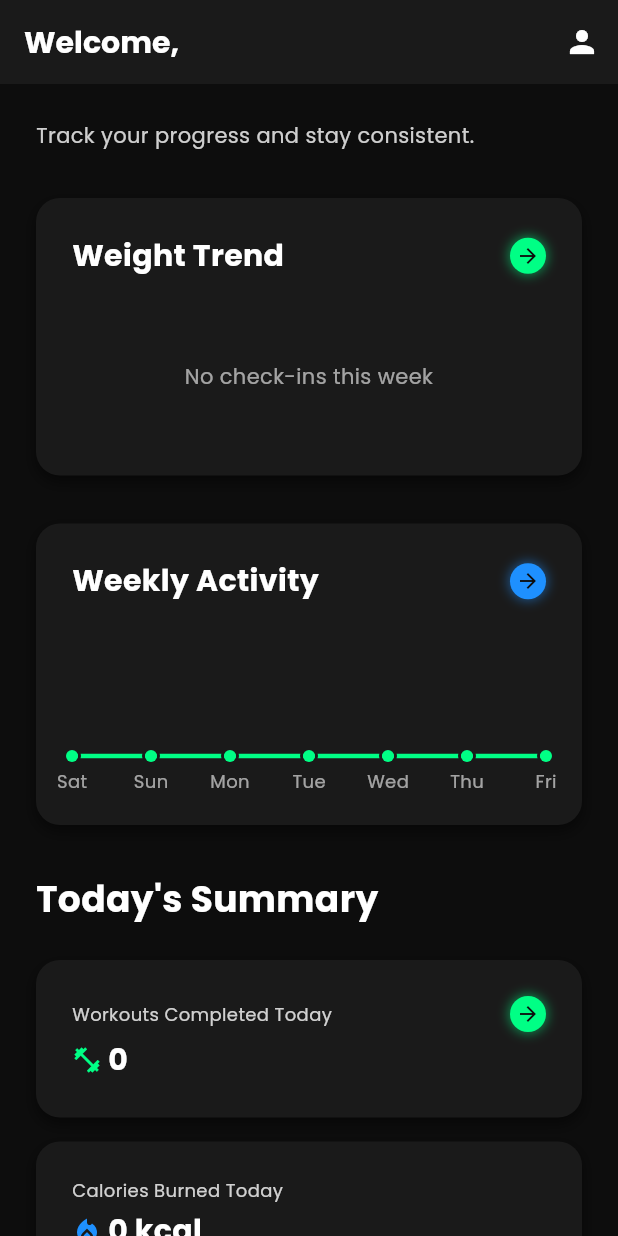
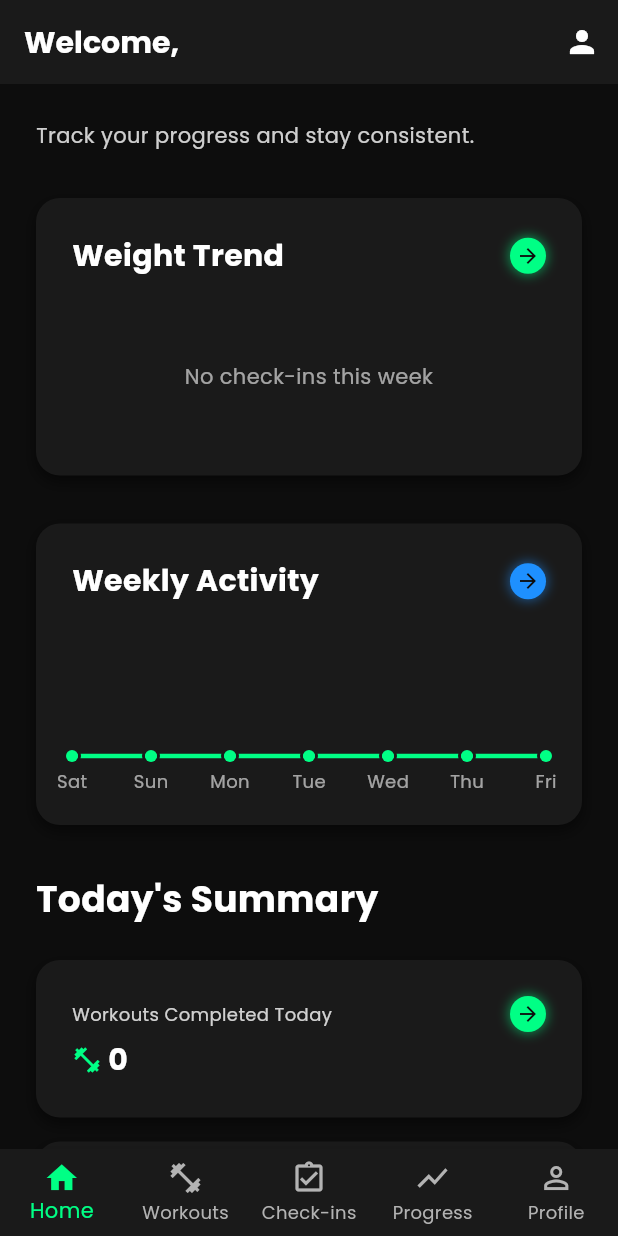
Before and after one commit to axcool99/fitlife-app, a Flutter app: the screen it shows once a user with an empty profile is signed in, on a phone screen of 412 x 824 dp. Run offline on Flutter 3.47's test engine with Material 3 defaults, Android fonts, the phone set to English and light mode, and no system bars; drawn by our look-alikes of fl_chart; our stand-ins replace cloud_firestore, firebase_auth, firebase_core, google_fonts; accounts and stored records are empty; generated files the repository leaves out were written again.

Commit message:
Refactor: Added BottomNavigationBar with headers preserved and no bubble effect

```diff
--- a/lib/auth_wrapper.dart
+++ b/lib/auth_wrapper.dart
@@ -1,7 +1,7 @@
 import 'package:flutter/material.dart';
 import 'package:firebase_auth/firebase_auth.dart';
 import 'login_screen.dart';
-import 'home_screen.dart';
+import 'main_scaffold.dart';
 
 /// AuthWrapper - Handles authentication-aware navigation
 /// Listens to Firebase Auth state changes and shows appropriate screen
@@ -22,9 +22,9 @@ class AuthWrapper extends StatelessWidget {
           );
         }
 
-        // If user is authenticated, show HomeScreen
+        // If user is authenticated, show MainScaffold
         if (snapshot.hasData && snapshot.data != null) {
-          return const HomeScreen();
+          return MainScaffold(key: MainScaffold.scaffoldKey);
         }
 
         // If user is not authenticated, show LoginScreen
--- a/lib/checkin_history_screen.dart
+++ b/lib/checkin_history_screen.dart
@@ -4,6 +4,7 @@ import 'package:intl/intl.dart';
 import 'ui/components/components.dart';
 import 'services/checkin_service.dart';
 import 'models/checkin.dart';
+import 'main_scaffold.dart';
 
 class CheckInHistoryScreen extends StatefulWidget {
   const CheckInHistoryScreen({super.key});
@@ -68,7 +69,7 @@ class _CheckInHistoryScreenState extends State<CheckInHistoryScreen> {
               actionButton: AnimatedButton(
                 text: 'Add First Check-In',
                 icon: Icons.add,
-                onPressed: () => Navigator.pushNamed(context, '/checkin'),
+                onPressed: () => MainScaffold.navigateToTab(2), // Navigate to Check-ins tab
               ),
             );
           }
@@ -204,7 +205,7 @@ class _CheckInHistoryScreenState extends State<CheckInHistoryScreen> {
         },
       ),
       floatingActionButton: AnimatedFAB(
-        onPressed: () => Navigator.pushNamed(context, '/checkin'),
+        onPressed: () => MainScaffold.navigateToTab(2), // Navigate to Check-ins tab
         icon: Icons.add,
         tooltip: 'Add Check-In',
       ),
--- a/lib/home_screen.dart
+++ b/lib/home_screen.dart
@@ -4,6 +4,7 @@ import 'package:firebase_auth/firebase_auth.dart';
 import 'ui/components/components.dart';
 import 'services/services.dart';
 import 'models/models.dart';
+import 'main_scaffold.dart';
 
 class HomeScreen extends StatefulWidget {
   const HomeScreen({super.key});
@@ -44,7 +45,7 @@ class _HomeScreenState extends State<HomeScreen> {
               Icons.person,
               color: FitLifeTheme.primaryText,
             ),
-            onPressed: () => Navigator.of(context).pushNamed('/profile'),
+            onPressed: () => MainScaffold.navigateToTab(4), // Navigate to Profile tab
             tooltip: 'Profile',
           ),
         ],
@@ -169,7 +170,7 @@ class _HomeScreenState extends State<HomeScreen> {
                                         color: FitLifeTheme.background,
                                         size: 16,
                                       ),
-                                      onPressed: () => Navigator.pushNamed(context, '/checkin-history'),
+                                      onPressed: () => MainScaffold.navigateToTab(2), // Navigate to Check-ins tab
                                       tooltip: 'View Check-In History',
                                       padding: EdgeInsets.zero,
                                       constraints: const BoxConstraints(),
@@ -348,7 +349,7 @@ class _HomeScreenState extends State<HomeScreen> {
                                         color: FitLifeTheme.background,
                                         size: 16,
                                       ),
-                                      onPressed: () => Navigator.pushNamed(context, '/progress'),
+                                      onPressed: () => MainScaffold.navigateToTab(3), // Navigate to Progress tab
                                       tooltip: 'View Progress',
                                       padding: EdgeInsets.zero,
                                       constraints: const BoxConstraints(),
@@ -491,7 +492,7 @@ class _HomeScreenState extends State<HomeScreen> {
                                               color: FitLifeTheme.background,
                                               size: 16,
                                             ),
-                                            onPressed: () => Navigator.pushNamed(context, '/workout'),
+                                            onPressed: () => MainScaffold.navigateToTab(1), // Navigate to Workouts tab
                                             tooltip: 'View Workouts',
                                             padding: EdgeInsets.zero,
                                             constraints: const BoxConstraints(),
--- a/lib/main_scaffold.dart
+++ b/lib/main_scaffold.dart
@@ -48,17 +48,17 @@ class _MainScaffoldState extends State<MainScaffold> {
       label: 'Workouts',
     ),
     const BottomNavigationBarItem(
-      icon: Icon(Icons.assignment_outlined),
-      activeIcon: Icon(Icons.assignment),
+      icon: Icon(Icons.assignment_turned_in_outlined),
+      activeIcon: Icon(Icons.assignment_turned_in),
       label: 'Check-ins',
     ),
     const BottomNavigationBarItem(
-      icon: Icon(Icons.bar_chart_outlined),
-      activeIcon: Icon(Icons.bar_chart),
+      icon: Icon(Icons.show_chart_outlined),
+      activeIcon: Icon(Icons.show_chart),
       label: 'Progress',
     ),
     const BottomNavigationBarItem(
-      icon: Icon(Icons.person_outlined),
+      icon: Icon(Icons.person_outline),
       activeIcon: Icon(Icons.person),
       label: 'Profile',
     ),
```
